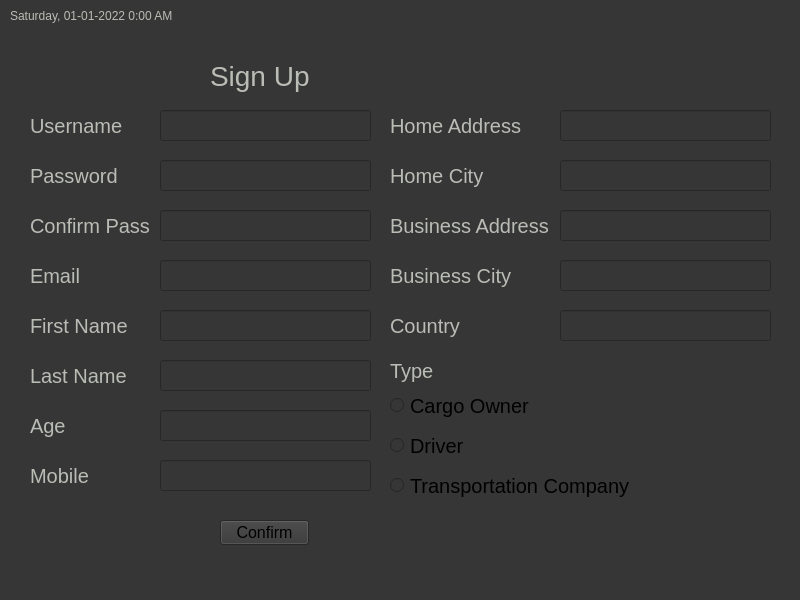
This is ETM/mainwindow.ui in JWaters02/SDI-C6 as Qt 5 draws it before an edit. The edited form follows.
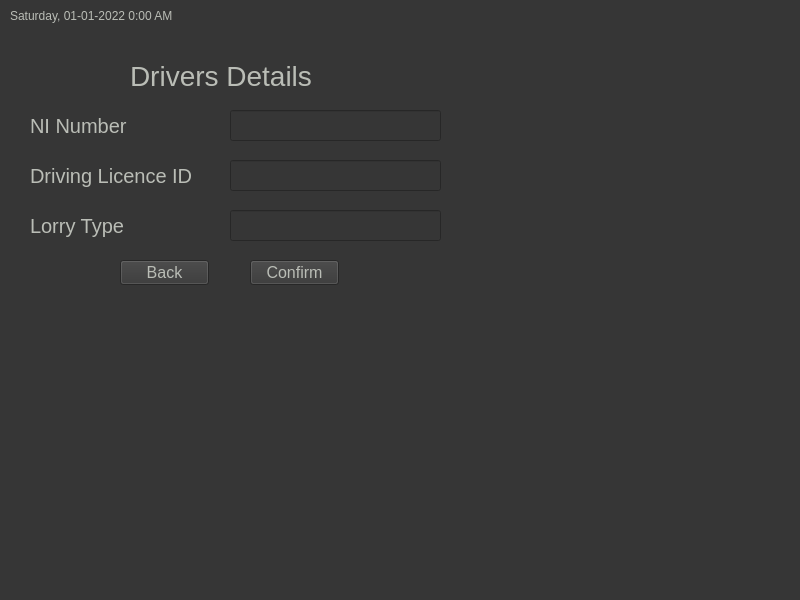
This is the edited form. The open tabs and pages were chosen to show the change.

The edit to the form file:
```diff
--- a/ETM/mainwindow.ui
+++ b/ETM/mainwindow.ui
@@ -42,11 +42,11 @@
       <x>10</x>
       <y>30</y>
       <width>781</width>
-      <height>521</height>
+      <height>571</height>
      </rect>
     </property>
     <property name="currentIndex">
-     <number>0</number>
+     <number>1</number>
     </property>
     <widget class="QWidget" name="LoginPage">
      <property name="enabled">
@@ -89,6 +89,9 @@
       <property name="inputMask">
        <string/>
       </property>
+      <property name="maxLength">
+       <number>20</number>
+      </property>
       <property name="echoMode">
        <enum>QLineEdit::Password</enum>
       </property>
@@ -106,6 +109,9 @@
        <string notr="true">color: rgb(186, 189, 182);
 font: 20px</string>
       </property>
+      <property name="maxLength">
+       <number>20</number>
+      </property>
      </widget>
      <widget class="QLabel" name="lblLoginUsername">
       <property name="geometry">
@@ -193,6 +199,23 @@
        <string>Sign Up</string>
       </property>
      </widget>
+     <widget class="QLabel" name="lblLoginIncorrect">
+      <property name="geometry">
+       <rect>
+        <x>150</x>
+        <y>240</y>
+        <width>211</width>
+        <height>41</height>
+       </rect>
+      </property>
+      <property name="styleSheet">
+       <string notr="true">color: rgb(163, 31, 31); 
+font-size: 20px</string>
+      </property>
+      <property name="text">
+       <string/>
+      </property>
+     </widget>
     </widget>
     <widget class="QWidget" name="SignupPage">
      <widget class="QLineEdit" name="txtSignupPassword">
@@ -249,7 +272,7 @@
      <widget class="QPushButton" name="btnSignup">
       <property name="geometry">
        <rect>
-        <x>210</x>
+        <x>270</x>
         <y>490</y>
         <width>89</width>
         <height>25</height>
@@ -257,7 +280,8 @@
       </property>
       <property name="styleSheet">
        <string notr="true">background-color: rgb(54, 54, 54);
-font: 16px;</string>
+font: 16px;
+color: rgb(186, 189, 182);</string>
       </property>
       <property name="text">
        <string>Confirm</string>
@@ -671,7 +695,8 @@
        </rect>
       </property>
       <property name="styleSheet">
-       <string notr="true">font-size: 20px</string>
+       <string notr="true">font-size: 20px;
+color: rgb(186, 189, 182);</string>
       </property>
       <property name="text">
        <string>Cargo Owner</string>
@@ -693,7 +718,8 @@
        </rect>
       </property>
       <property name="styleSheet">
-       <string notr="true">font-size: 20px</string>
+       <string notr="true">font-size: 20px;
+color: rgb(186, 189, 182);</string>
       </property>
       <property name="text">
        <string>Driver</string>
@@ -715,7 +741,8 @@
        </rect>
       </property>
       <property name="styleSheet">
-       <string notr="true">font-size: 20px</string>
+       <string notr="true">font-size: 20px;
+color: rgb(186, 189, 182);</string>
       </property>
       <property name="text">
        <string>Transportation Company</string>
@@ -727,12 +754,10 @@
        <bool>false</bool>
       </property>
      </widget>
-    </widget>
-    <widget class="QWidget" name="SignupSpecifics">
-     <widget class="QPushButton" name="btnSignup_5">
+     <widget class="QPushButton" name="btnSignupBack">
       <property name="geometry">
        <rect>
-        <x>210</x>
+        <x>150</x>
         <y>490</y>
         <width>89</width>
         <height>25</height>
@@ -740,35 +765,56 @@
       </property>
       <property name="styleSheet">
        <string notr="true">background-color: rgb(54, 54, 54);
-font: 16px;</string>
+font: 16px;
+color: rgb(186, 189, 182);</string>
+      </property>
+      <property name="text">
+       <string>Back</string>
+      </property>
+     </widget>
+     <widget class="QLabel" name="lblSignupIncorrect">
+      <property name="geometry">
+       <rect>
+        <x>430</x>
+        <y>500</y>
+        <width>271</width>
+        <height>41</height>
+       </rect>
+      </property>
+      <property name="styleSheet">
+       <string notr="true">color: rgb(163, 31, 31); 
+font-size: 20px</string>
+      </property>
+      <property name="text">
+       <string/>
+      </property>
+     </widget>
+    </widget>
+    <widget class="QWidget" name="DriversSignup">
+     <widget class="QPushButton" name="btnDriversSignup">
+      <property name="geometry">
+       <rect>
+        <x>240</x>
+        <y>230</y>
+        <width>89</width>
+        <height>25</height>
+       </rect>
+      </property>
+      <property name="styleSheet">
+       <string notr="true">background-color: rgb(54, 54, 54);
+font: 16px;
+color: rgb(186, 189, 182);</string>
       </property>
       <property name="text">
        <string>Confirm</string>
       </property>
      </widget>
-     <widget class="QLabel" name="lblSignupUsername_13">
+     <widget class="QLabel" name="lblDriversSignup">
       <property name="geometry">
        <rect>
-        <x>20</x>
-        <y>75</y>
-        <width>121</width>
-        <height>41</height>
-       </rect>
-      </property>
-      <property name="styleSheet">
-       <string notr="true">color: rgb(186, 189, 182); 
-font-size: 20px</string>
-      </property>
-      <property name="text">
-       <string>Username</string>
-      </property>
-     </widget>
-     <widget class="QLabel" name="lblSignup_3">
-      <property name="geometry">
-       <rect>
-        <x>200</x>
+        <x>120</x>
         <y>20</y>
-        <width>111</width>
+        <width>201</width>
         <height>51</height>
        </rect>
       </property>
@@ -777,7 +823,135 @@
 font-size: 28px</string>
       </property>
       <property name="text">
-       <string>Sign Up</string>
+       <string>Drivers Details</string>
+      </property>
+     </widget>
+     <widget class="QLabel" name="lblDriversSignupNI">
+      <property name="geometry">
+       <rect>
+        <x>20</x>
+        <y>75</y>
+        <width>121</width>
+        <height>41</height>
+       </rect>
+      </property>
+      <property name="styleSheet">
+       <string notr="true">color: rgb(186, 189, 182); 
+font-size: 20px</string>
+      </property>
+      <property name="text">
+       <string>NI Number</string>
+      </property>
+     </widget>
+     <widget class="QLineEdit" name="txtDriversSignupNI">
+      <property name="geometry">
+       <rect>
+        <x>220</x>
+        <y>80</y>
+        <width>211</width>
+        <height>31</height>
+       </rect>
+      </property>
+      <property name="styleSheet">
+       <string notr="true">color: rgb(186, 189, 182);
+font: 20px</string>
+      </property>
+     </widget>
+     <widget class="QLabel" name="lblDriversSignupDL">
+      <property name="geometry">
+       <rect>
+        <x>20</x>
+        <y>125</y>
+        <width>171</width>
+        <height>41</height>
+       </rect>
+      </property>
+      <property name="styleSheet">
+       <string notr="true">color: rgb(186, 189, 182); 
+font-size: 20px</string>
+      </property>
+      <property name="text">
+       <string>Driving Licence ID</string>
+      </property>
+     </widget>
+     <widget class="QLineEdit" name="txtDriversSignupDL">
+      <property name="geometry">
+       <rect>
+        <x>220</x>
+        <y>130</y>
+        <width>211</width>
+        <height>31</height>
+       </rect>
+      </property>
+      <property name="styleSheet">
+       <string notr="true">color: rgb(186, 189, 182);
+font: 20px</string>
+      </property>
+     </widget>
+     <widget class="QLabel" name="lblDriversSignupLorry">
+      <property name="geometry">
+       <rect>
+        <x>20</x>
+        <y>175</y>
+        <width>121</width>
+        <height>41</height>
+       </rect>
+      </property>
+      <property name="styleSheet">
+       <string notr="true">color: rgb(186, 189, 182); 
+font-size: 20px</string>
+      </property>
+      <property name="text">
+       <string>Lorry Type</string>
+      </property>
+     </widget>
+     <widget class="QLineEdit" name="txtDriversSignupLorry">
+      <property name="geometry">
+       <rect>
+        <x>220</x>
+        <y>180</y>
+        <width>211</width>
+        <height>31</height>
+       </rect>
+      </property>
+      <property name="styleSheet">
+       <string notr="true">color: rgb(186, 189, 182);
+font: 20px</string>
+      </property>
+     </widget>
+     <widget class="QPushButton" name="btnDriversSignupBack">
+      <property name="geometry">
+       <rect>
+        <x>110</x>
+        <y>230</y>
+        <width>89</width>
+        <height>25</height>
+       </rect>
+      </property>
+      <property name="styleSheet">
+       <string notr="true">background-color: rgb(54, 54, 54);
+font: 16px;
+color: rgb(186, 189, 182);</string>
+      </property>
+      <property name="text">
+       <string>Back</string>
+      </property>
+     </widget>
+     <widget class="QLabel" name="lblDriversSignupIncorrect">
+      <property name="geometry">
+       <rect>
+        <x>90</x>
+        <y>280</y>
+        <width>271</width>
+        <height>41</height>
+       </rect>
+      </property>
+      <property name="styleSheet">
+       <string notr="true">color: rgb(163, 31, 31); 
+font-size: 20px</string>
+      </property>
+      <property name="text">
+       <string/>
       </property>
      </widget>
     </widget>
```
